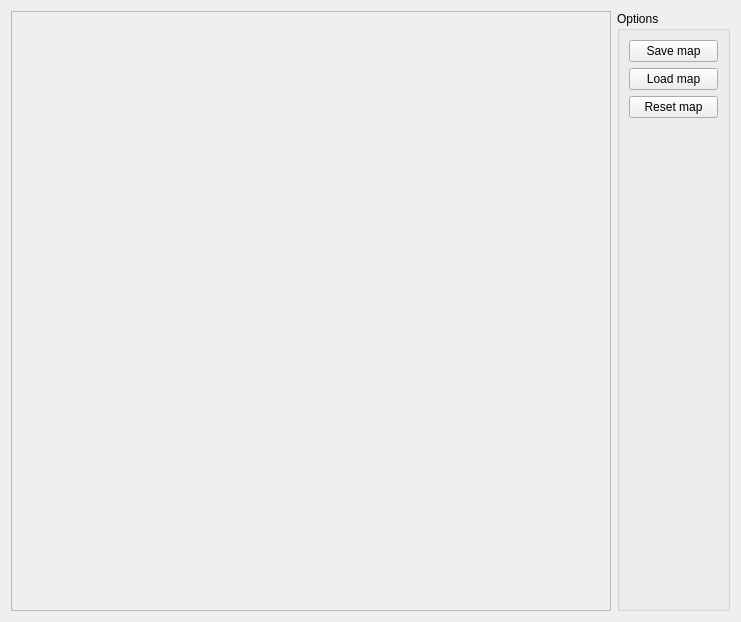
First picture: the form in experimental/gmappingComp/src/mainUI.ui, repository robocomp/robocomp-robolab, before the edit.
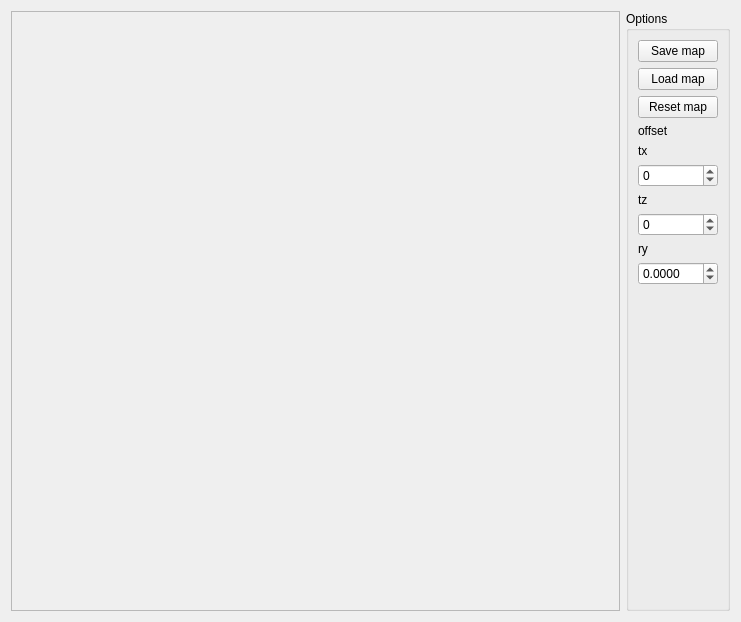
Second picture: the form after the edit.

```diff
--- a/experimental/gmappingComp/src/mainUI.ui
+++ b/experimental/gmappingComp/src/mainUI.ui
@@ -25,7 +25,7 @@
      <item>
       <widget class="QFrame" name="frame">
        <property name="sizePolicy">
-        <sizepolicy hsizetype="Minimum" vsizetype="Minimum">
+        <sizepolicy hsizetype="Expanding" vsizetype="Expanding">
          <horstretch>5</horstretch>
          <verstretch>1</verstretch>
         </sizepolicy>
@@ -73,6 +73,73 @@
         </property>
        </widget>
       </item>
+      <item>
+       <widget class="QLabel" name="label">
+        <property name="text">
+         <string>offset</string>
+        </property>
+       </widget>
+      </item>
+      <item>
+       <widget class="QLabel" name="label_2">
+        <property name="text">
+         <string>tx</string>
+        </property>
+       </widget>
+      </item>
+      <item>
+       <widget class="QDoubleSpinBox" name="txSB">
+        <property name="decimals">
+         <number>0</number>
+        </property>
+        <property name="minimum">
+         <double>-10000.000000000000000</double>
+        </property>
+        <property name="maximum">
+         <double>10000.000000000000000</double>
+        </property>
+       </widget>
+      </item>
+      <item>
+       <widget class="QLabel" name="tzSByr">
+        <property name="text">
+         <string>tz</string>
+        </property>
+       </widget>
+      </item>
+      <item>
+       <widget class="QDoubleSpinBox" name="tzSB">
+        <property name="decimals">
+         <number>0</number>
+        </property>
+        <property name="minimum">
+         <double>-10000.000000000000000</double>
+        </property>
+        <property name="maximum">
+         <double>10000.000000000000000</double>
+        </property>
+       </widget>
+      </item>
+      <item>
+       <widget class="QLabel" name="werrewerwre">
+        <property name="text">
+         <string>ry</string>
+        </property>
+       </widget>
+      </item>
+      <item>
+       <widget class="QDoubleSpinBox" name="rySB">
+        <property name="decimals">
+         <number>4</number>
+        </property>
+        <property name="minimum">
+         <double>-9.000000000000000</double>
+        </property>
+        <property name="maximum">
+         <double>9.000000000000000</double>
+        </property>
+       </widget>
+      </item>
       <item>
        <spacer name="verticalSpacer">
         <property name="orientation">
```
